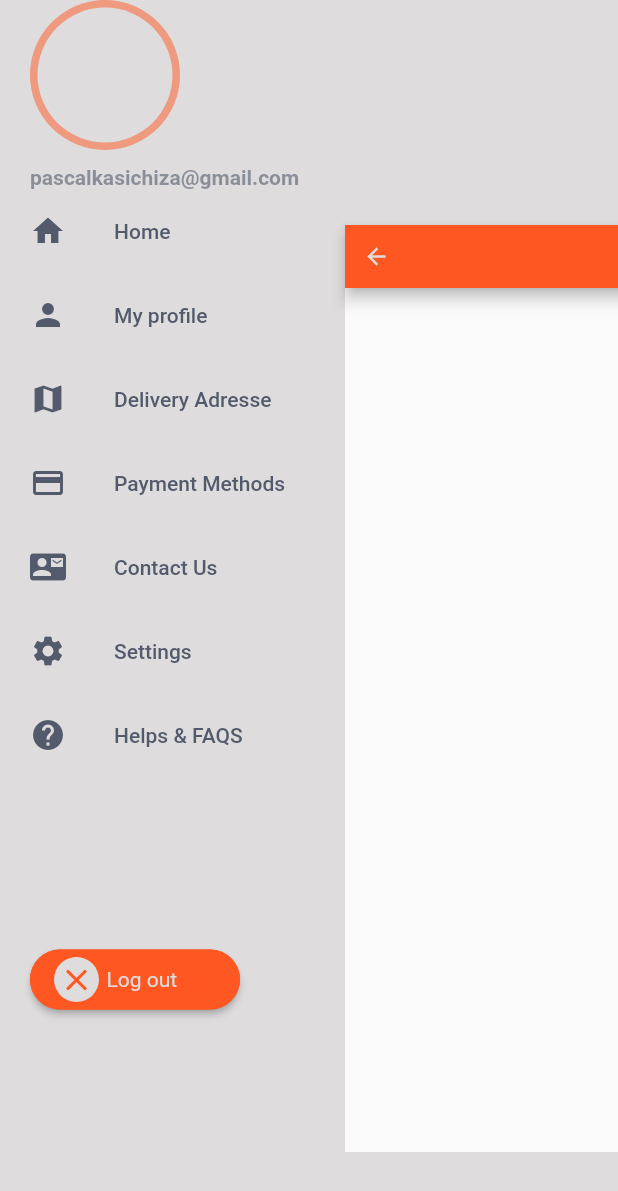
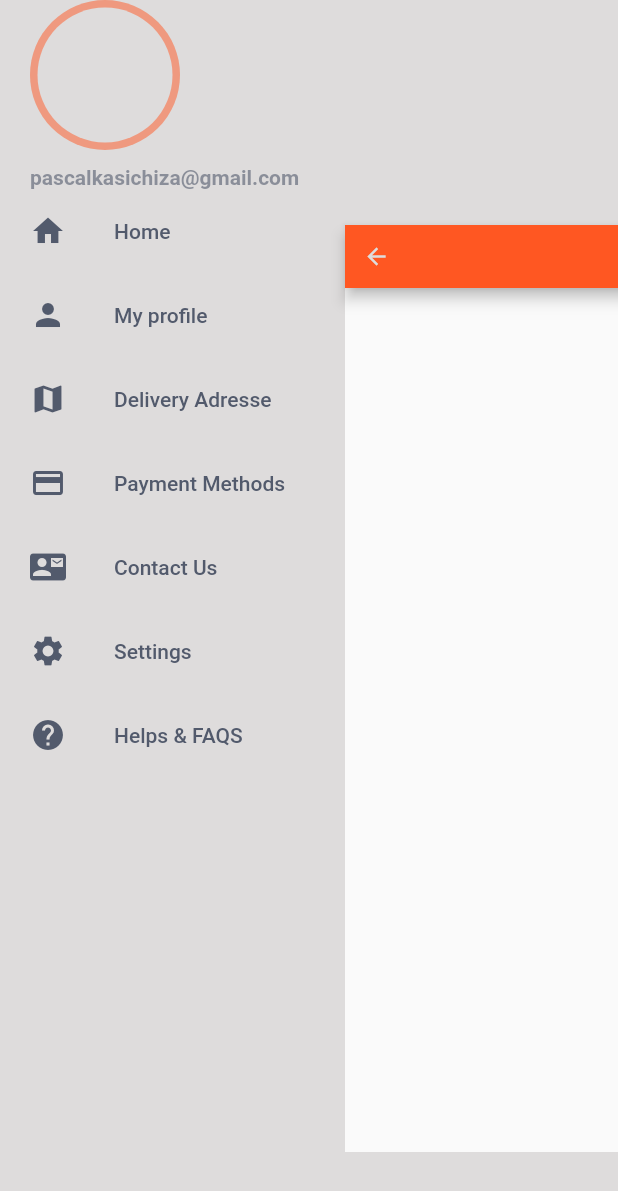
Before and after one commit to chizakasipascal/Delicious, a Flutter app: the screen it shows after launch, after a tap on the "arrow back" icon, on a phone screen of 412 x 824 dp. Shown: the top 1191 px of the screen. Run offline on Flutter 3.47's test engine with Material 2 defaults, Android fonts, the phone set to English and light mode, and no system bars.

Commit message:
Drawer animation ok

```diff
--- a/lib/src/views/screens/home.dart
+++ b/lib/src/views/screens/home.dart
@@ -22,12 +22,14 @@ class _HomeState extends State<Home> {
   }
 
   void openDrawer() => setState(() {
+        print("Open");
         xOffset = 230.0;
         yOffset = 150.0;
         scaleFactory = 0.75;
       });
 
   void closeDrawer() => setState(() {
+        print("Close");
         xOffset = 0.0;
         yOffset = 0.0;
         scaleFactory = 1;
@@ -51,12 +53,10 @@ class _HomeState extends State<Home> {
     return GestureDetector(
       onTap: () => closeDrawer(),
       child: AnimatedContainer(
-        duration: const Duration(milliseconds: 2500),
-        child: Container(
-          transform: Matrix4.translationValues(xOffset, yOffset, 0)
-            ..scale(scaleFactory),
-          child: Delicious(openDrawer: () => openDrawer()),
-        ),
+        duration: const Duration(milliseconds: 250),
+        transform: Matrix4.translationValues(xOffset, yOffset, 0)
+          ..scale(scaleFactory),
+        child: Delicious(openDrawer: () => openDrawer()),
       ),
     );
   }
--- a/lib/src/views/widgets/customerDrawer.dart
+++ b/lib/src/views/widgets/customerDrawer.dart
@@ -6,8 +6,7 @@ class CustomerDrawer extends StatelessWidget {
   const CustomerDrawer({Key? key}) : super(key: key);
 
   @override
-  Widget build(BuildContext context) => SingleChildScrollView(
-        child: Column(
+  Widget build(BuildContext context) => Column(
         crossAxisAlignment: CrossAxisAlignment.start,
         children: [
           Padding(
@@ -43,55 +42,7 @@ class CustomerDrawer extends StatelessWidget {
             ),
           ),
           builDrawerItems(context),
-            Padding(
-              padding: const EdgeInsets.only(top: 115.0, left: 20.0),
-              child: Align(
-                alignment: Alignment.bottomLeft,
-                child: SizedBox(
-                  width: 140,
-                  height: 40,
-                  child: MaterialButton(
-                    shape: RoundedRectangleBorder(
-                      side: BorderSide(color: Theme.of(context).primaryColor),
-                      borderRadius: BorderRadius.circular(30.0),
-                    ),
-                    onPressed: () {
-                      print("Log out");
-                    },
-                    color: KPrimary,
-                    child: Row(
-                      children: [
-                        Container(
-                          height: 30,
-                          width: 30,
-                          decoration: const BoxDecoration(
-                            color: kWhiteGreyColor,
-                            borderRadius: BorderRadius.all(
-                              Radius.circular(100),
-                            ),
-                          ),
-                          child: const Icon(
-                            Icons.close,
-                            color: KPrimary,
-                          ),
-                        ),
-                        const SizedBox(width: 5),
-                        Text(
-                          "Log out",
-                          style:
-                              Theme.of(context).textTheme.bodyMedium?.copyWith(
-                                    color: kWhiteGreyColor,
-                                    fontWeight: FontWeight.normal,
-                                  ),
-                        ),
         ],
-                    ),
-                  ),
-                ),
-              ),
-            ),
-          ],
-        ),
       );
   builDrawerItems(BuildContext context) => Column(
         children: DrawerData.all
```
Lines whose indentation alone changed are shown as unchanged.
